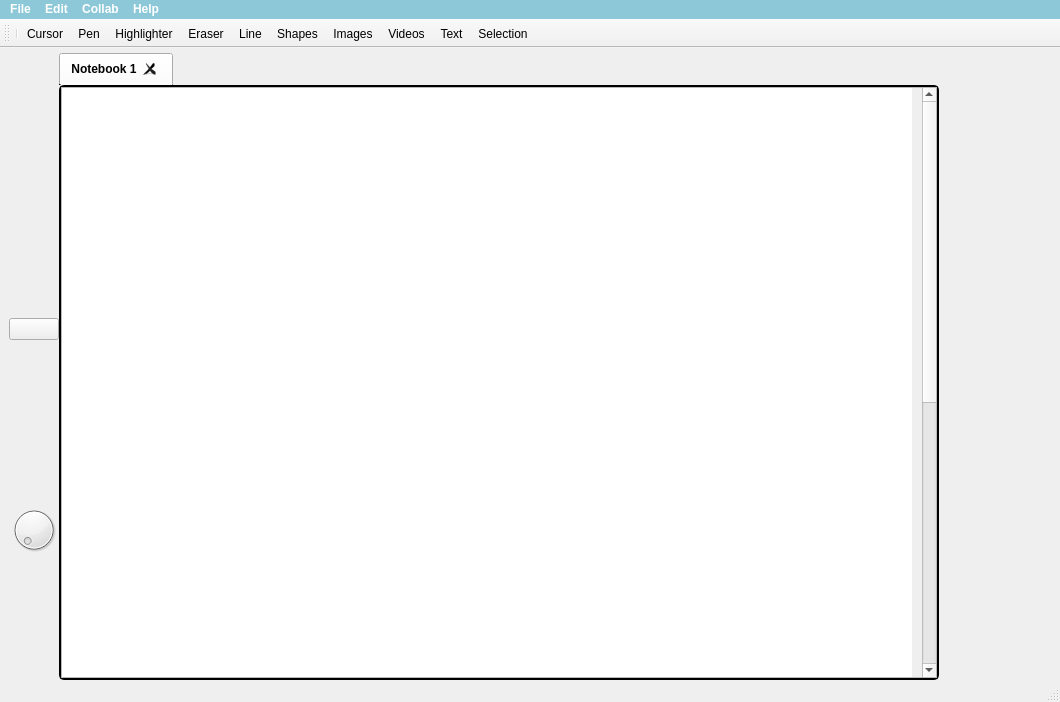
Above: WhiteboardApplication/UI/board.ui from cis3296f24/cis3296f24-classroom-project-project-template before the change. Below: the same form after it.
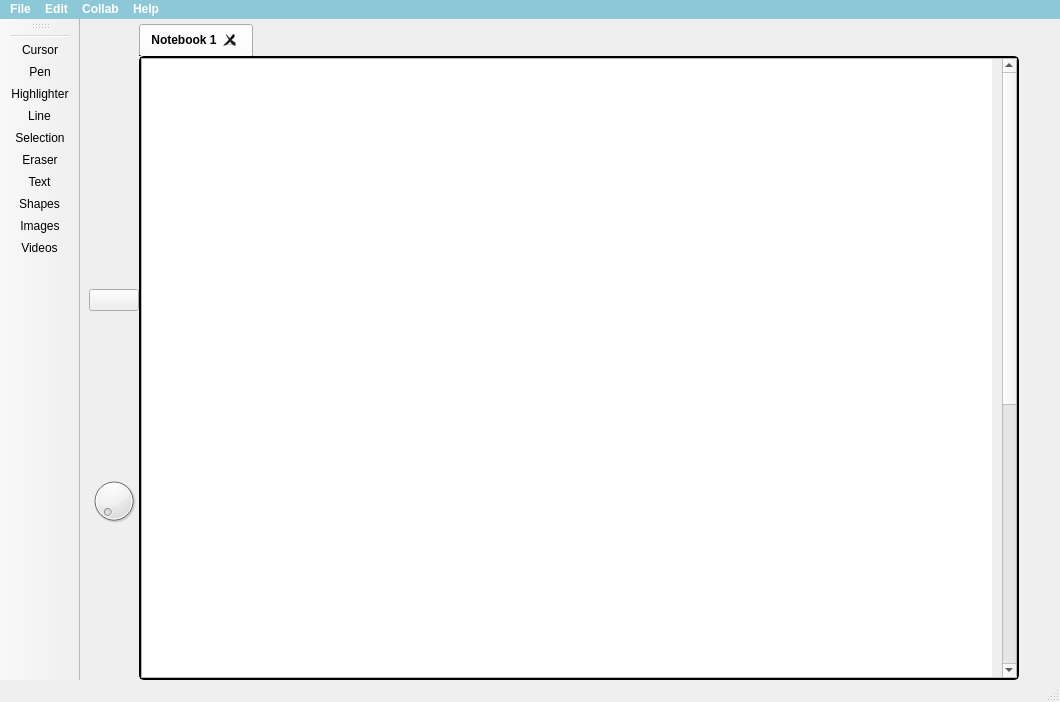
That is the form after the change. Icons and pictures are not drawn.

Commit message: The applicaiton is not fixed, all conflicts resolves, just need to connect the tool bar functions and delete the old tool bar/widget

The edit to the form file:
```diff
--- a/WhiteboardApplication/UI/board.ui
+++ b/WhiteboardApplication/UI/board.ui
@@ -889,7 +889,7 @@
     <bool>true</bool>
    </property>
    <attribute name="toolBarArea">
-    <enum>TopToolBarArea</enum>
+    <enum>LeftToolBarArea</enum>
    </attribute>
    <attribute name="toolBarBreak">
     <bool>false</bool>
@@ -898,13 +898,13 @@
    <addaction name="toolbar_actionCursor"/>
    <addaction name="toolbar_actionPen"/>
    <addaction name="toolbar_actionHighlighter"/>
-   <addaction name="toolbar_actionEraser"/>
    <addaction name="toolbar_actionLine"/>
+   <addaction name="toolbar_actionSelection"/>
+   <addaction name="toolbar_actionEraser"/>
+   <addaction name="toolbar_actionText"/>
    <addaction name="toolbar_actionShapes"/>
    <addaction name="toolbar_actionImages"/>
    <addaction name="toolbar_actionVideos"/>
-   <addaction name="toolbar_actionText"/>
-   <addaction name="toolbar_actionSelection"/>
   </widget>
   <action name="actionOpen">
    <property name="text">
```
The commit also changes 2 other files.
